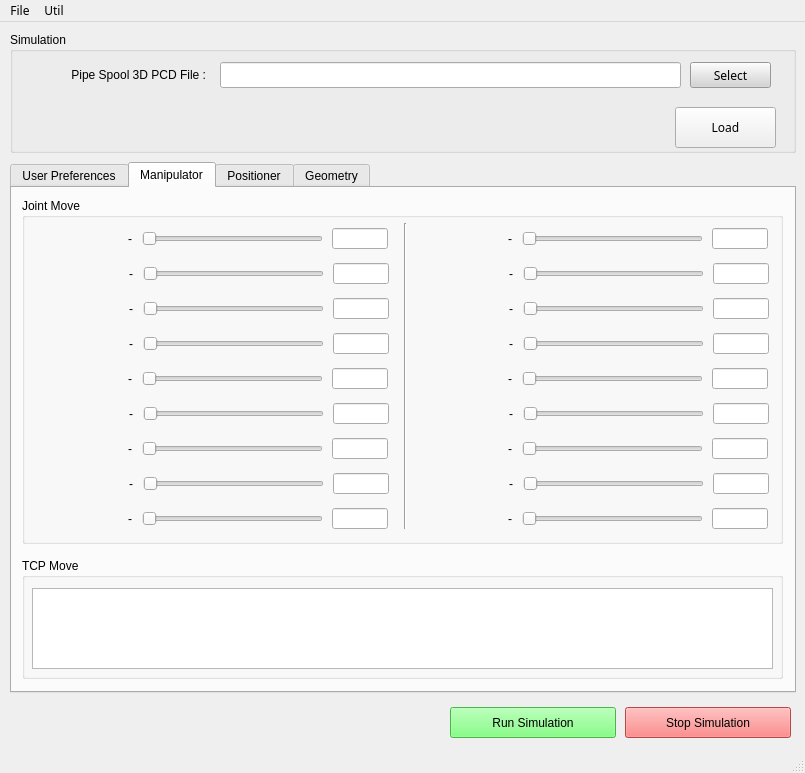
Above: python/controller/controller.ui from elecun/flame_robotics_drt before the change. Below: the same form after it.
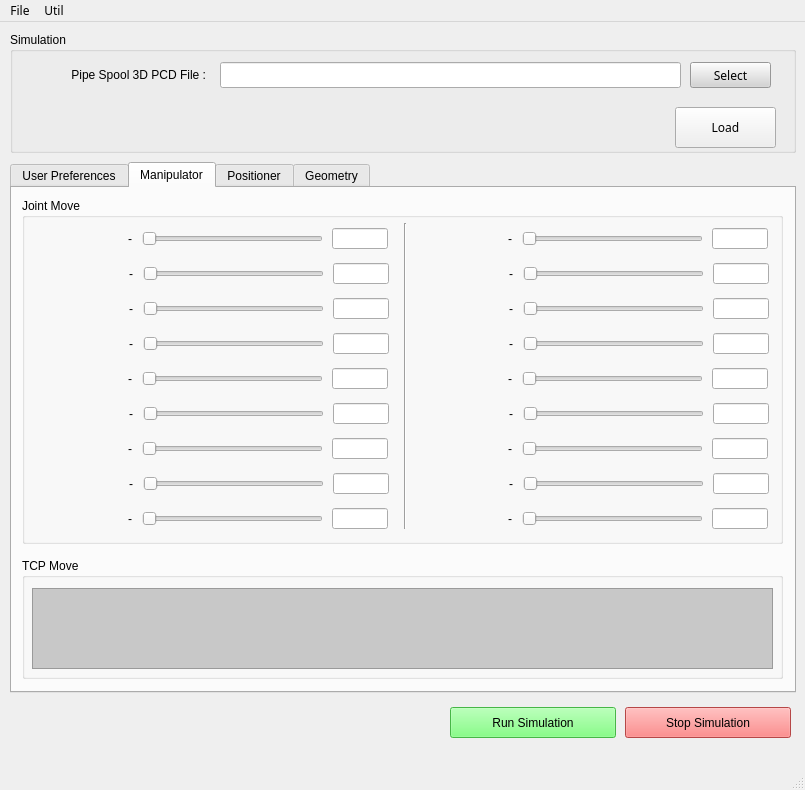
That is the form after the change. Icons and pictures are not drawn.

Commit message: add table for ee pose

```diff
--- a/python/controller/controller.ui
+++ b/python/controller/controller.ui
@@ -8,7 +8,7 @@
     <x>0</x>
     <y>0</y>
     <width>805</width>
-    <height>773</height>
+    <height>790</height>
    </rect>
   </property>
   <property name="font">
@@ -1141,6 +1141,13 @@
          <height>81</height>
         </rect>
        </property>
+       <property name="styleSheet">
+        <string notr="true">color: rgb(0, 0, 0);
+background-color: rgb(200,200,200);</string>
+       </property>
+       <attribute name="horizontalHeaderStretchLastSection">
+        <bool>true</bool>
+       </attribute>
       </widget>
      </widget>
     </widget>
```
Left out of the diff: 6 changed lines with no effect on the pictures.
